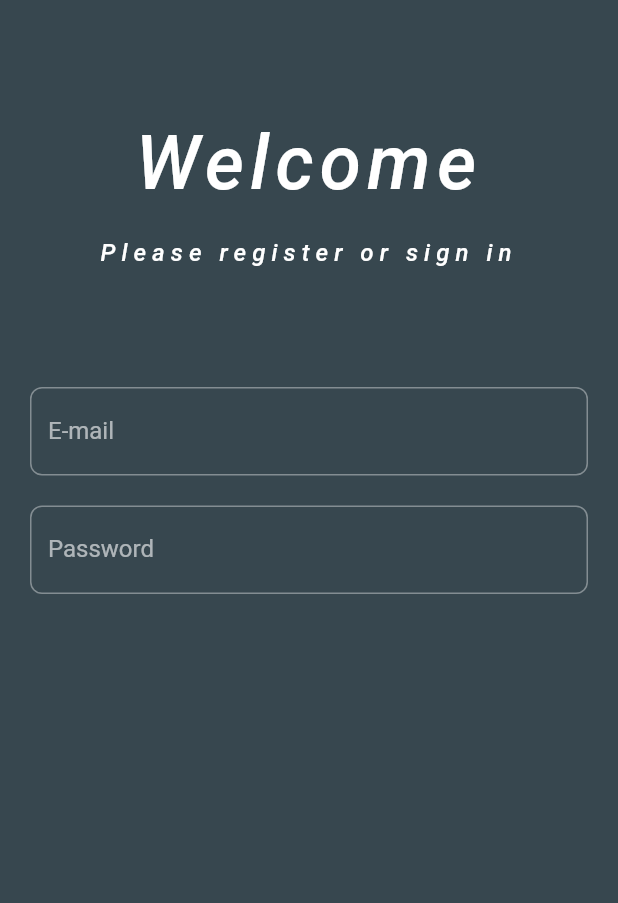
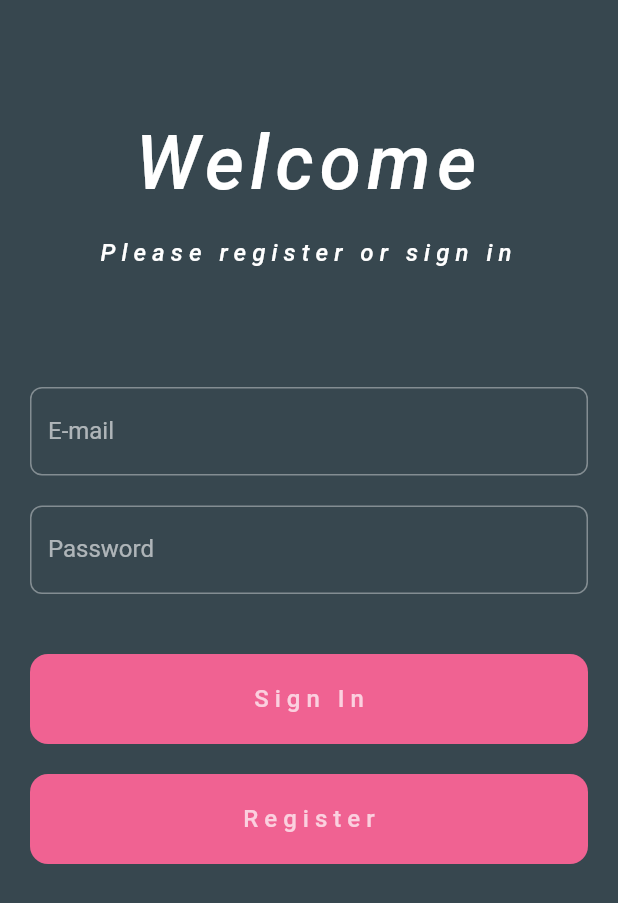
Before and after one commit to VeronikaLo/ToDo_app-Firebase-, a Flutter app: the screen it shows after launch, on a phone screen of 412 x 824 dp. Shown: the top 903 px of the screen. Run offline on Flutter 3.47's test engine with Material 2 defaults, Android fonts, the phone set to English and light mode, and no system bars.

Commit message:
basic UI

```diff
--- a/lib/presentation/home/signup/widgets/signup_form.dart
+++ b/lib/presentation/home/signup/widgets/signup_form.dart
@@ -1,4 +1,5 @@
 import 'package:flutter/material.dart';
+import 'package:todo_app/presentation/home/signup/widgets/signup_page_button.dart';
 
 class SignUpForm extends StatelessWidget {
   const SignUpForm({super.key});
@@ -41,7 +42,20 @@ class SignUpForm extends StatelessWidget {
             decoration: const InputDecoration(
               labelText: 'Password',
             ),
-          )
+          ),
+          const SizedBox(height: 40,),
+          SignupRegisterButton(
+            buttonText: 'Sign In',
+            callback: (){
+              print('Sign In');
+            },),
+          const SizedBox(height: 20,),
+          SignupRegisterButton(
+            buttonText: 'Register',
+            callback: (){
+              print('Register');
+            }),
+          const SizedBox(height: 40,),
         ], ),);
   }
 }
--- /dev/null
+++ b/lib/presentation/home/signup/widgets/signup_page_button.dart
@@ -0,0 +1,31 @@
+
+import 'package:flutter/material.dart';
+
+class SignupRegisterButton extends StatelessWidget {
+  final String buttonText;
+  final Function callback;
+  const SignupRegisterButton({ required this.buttonText, required this.callback, super.key});
+
+  @override
+  Widget build(BuildContext context) {
+
+    final themeData = Theme.of(context);
+    return GestureDetector(  //InkResponse
+      onTap: () => callback(),
+      child: Container(
+        height: 60,
+        width:  double.infinity,
+        decoration: BoxDecoration(
+          color: themeData.colorScheme.secondary,
+          borderRadius: BorderRadius.circular(12)),
+        child: Center(child: Text(
+          buttonText,
+          style: themeData.textTheme.headline2!.copyWith(
+              fontSize: 16,
+              fontWeight: FontWeight.w500,
+              letterSpacing: 4,
+            ),)),
+      ),
+    );
+  }
+}
```
